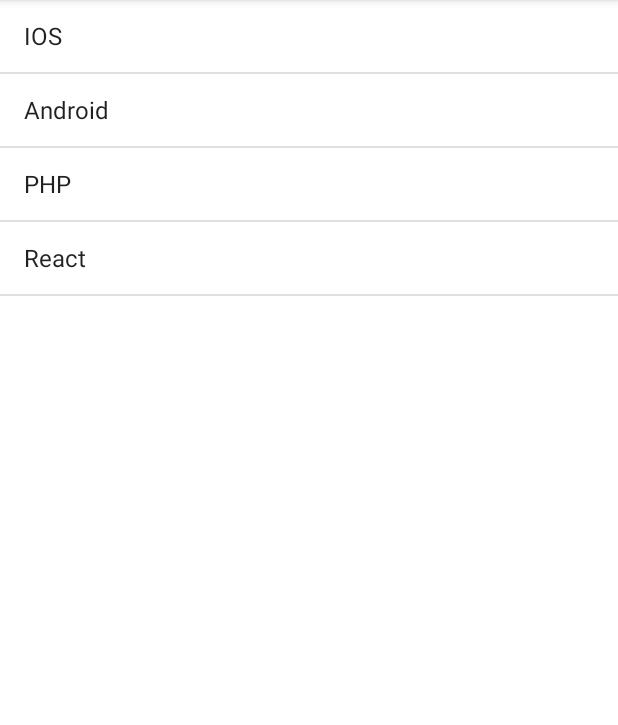
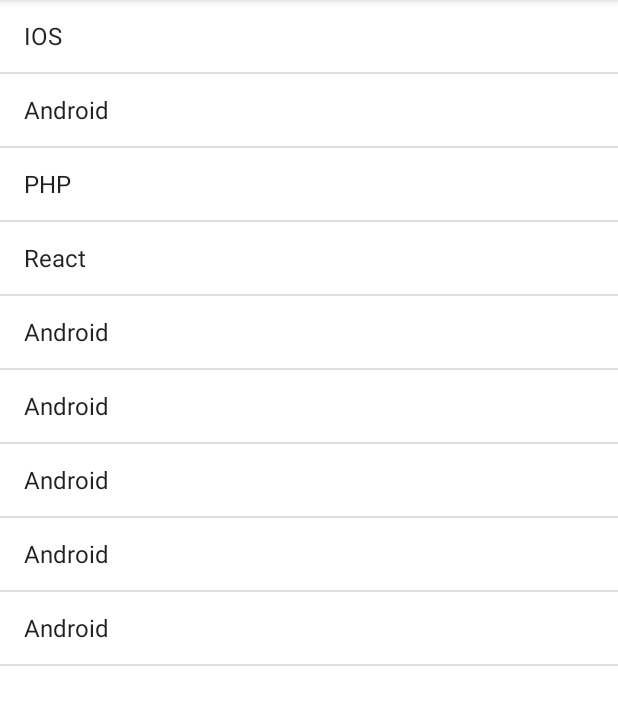
Before and after one commit to mylinh030203/3ListViewBasic, an Android app: the screen it shows after launch (MainActivity), on a phone screen of 412 x 824 dp, the part 84-809 px from its top. Run offline under Robolectric (Android 15) with nearby library versions, the phone set to English and light mode, and no system bars.

Commit message:
add item to listview

```diff
--- a/app/build.gradle
+++ b/app/build.gradle
@@ -1,6 +1,8 @@
 plugins {
     id 'com.android.application'
     id 'org.jetbrains.kotlin.android'
+    id 'kotlin-android'
+    id 'kotlin-android-extensions'
 }
 
 android {
--- a/app/src/main/java/com/example/a3listviewbasic/MainActivity.kt
+++ b/app/src/main/java/com/example/a3listviewbasic/MainActivity.kt
@@ -4,13 +4,22 @@ import androidx.appcompat.app.AppCompatActivity
 import android.os.Bundle
 import android.widget.ArrayAdapter
 import android.widget.ListView
+import android.widget.Toast
 
 class MainActivity : AppCompatActivity() {
     override fun onCreate(savedInstanceState: Bundle?) {
         super.onCreate(savedInstanceState)
         setContentView(R.layout.activity_main)
-        var mangMonHoc :List<String> = listOf("IOS","Android","PHP","React")
+        //có thể dùng list hoặc dùng resources.getString array đều được, resources ở trong string.xml, là 1 tag
+        var mangMonHoc :MutableList<String> = mutableListOf("IOS","Android","PHP","React")
+        var arrmonhoc = resources.getStringArray(R.array.arrMonhoc)
         var listview:ListView = findViewById(R.id.listview)
+        for(i in 0..arrmonhoc.size-1)
+            mangMonHoc.add(arrmonhoc[i])
         listview.adapter = ArrayAdapter(this,android.R.layout.simple_list_item_1,mangMonHoc)
+        listview.setOnItemClickListener { adapterView, view, i, l ->
+//            listview.adapter = ArrayAdapter(this, android.R.layout.simple_list_item_1,arrmonhoc) }
+            Toast.makeText(this, "bạn chọn "+mangMonHoc[i], Toast.LENGTH_LONG).show()
+        }
     }
 }
--- a/app/src/main/res/values/strings.xml
+++ b/app/src/main/res/values/strings.xml
@@ -1,3 +1,10 @@
 <resources>
     <string name="app_name">3ListViewBasic</string>
+    <string-array name="arrMonhoc">
+        <item>Android</item>
+        <item>Android</item>
+        <item>Android</item>
+        <item>Android</item>
+        <item>Android</item>
+    </string-array>
 </resources>
```
Also changed, not shown: app/src/main/AndroidManifest.xml (+16 -3 lines), app/src/main/java/com/example/a3listviewbasic/addItemForListview.kt (added, +28 -0 lines), app/src/main/res/layout/activity_add_item_for_listview.xml (added, +45 -0 lines).
